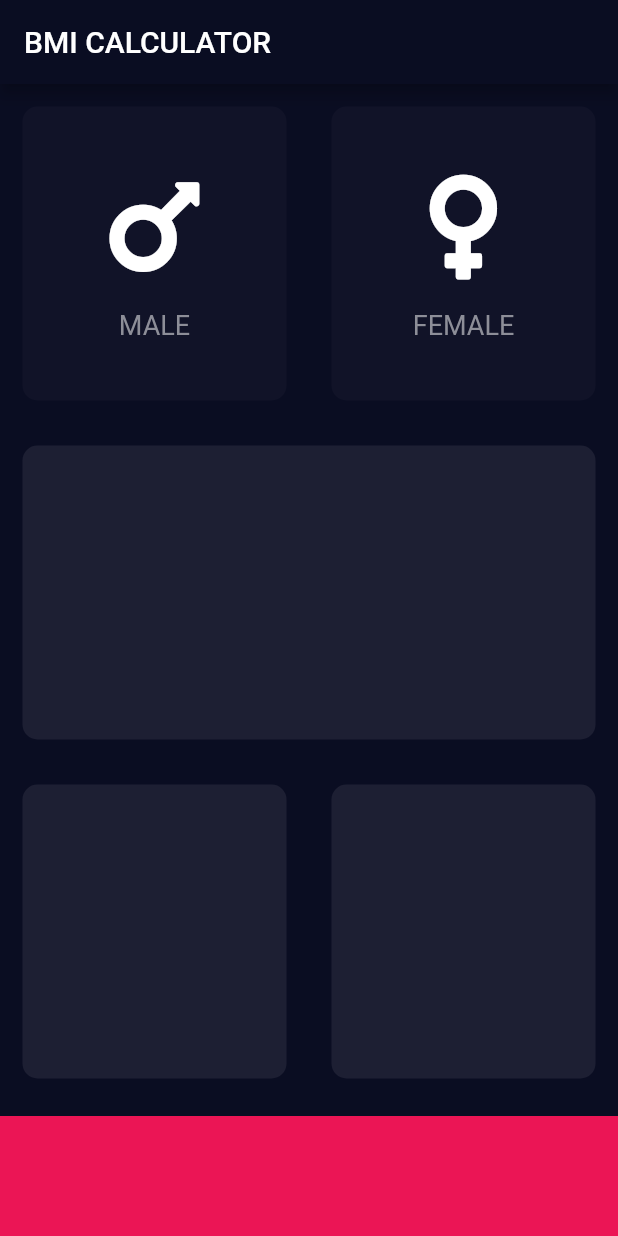
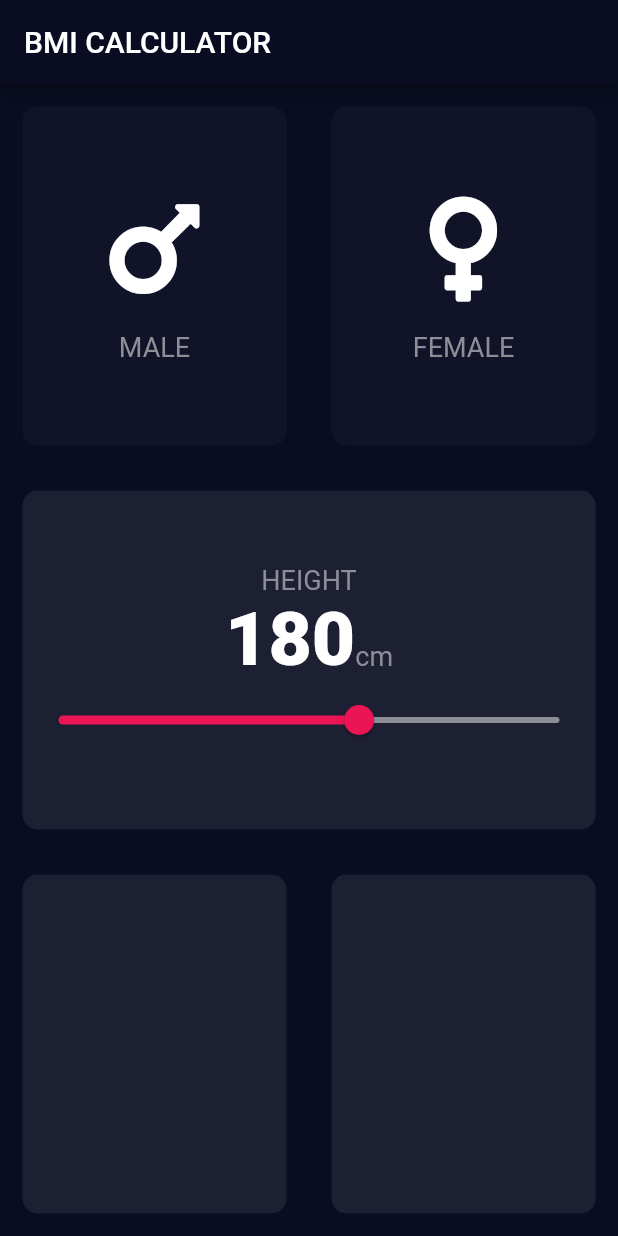
Before and after one commit to BrayanMamani/bmi_calculator, a Flutter app: the screen it shows after launch, on a phone screen of 412 x 824 dp. Run offline on Flutter 3.47's test engine with Material 2 defaults, Android fonts, the phone set to English and light mode, and no system bars; our stand-ins replace font_awesome_flutter.

```diff
--- a/lib/constants.dart
+++ b/lib/constants.dart
@@ -9,3 +9,8 @@ const kLabelTextStyle = TextStyle(
   fontSize: 18.0,
   color: Color(0xFF8D8E98),
 );
+
+const kNumberTextStyle = TextStyle(
+  fontSize: 50.0,
+  fontWeight: FontWeight.w900,
+);
--- a/lib/input_page.dart
+++ b/lib/input_page.dart
@@ -16,6 +16,7 @@ class InputPage extends StatefulWidget {
 
 class _InputPageState extends State<InputPage> {
   Gender selectedGender;
+  int height = 180;
 
   @override
   Widget build(BuildContext context) {
@@ -66,6 +67,42 @@ class _InputPageState extends State<InputPage> {
           Expanded(
             child: ReusableCard(
               colour: kActiveCardColour,
+              cardChild: Column(
+                mainAxisAlignment: MainAxisAlignment.center,
+                children: <Widget>[
+                  Text(
+                    'HEIGHT',
+                    style: kLabelTextStyle,
+                  ),
+                  Row(
+                    mainAxisAlignment: MainAxisAlignment.center,
+                    crossAxisAlignment: CrossAxisAlignment.baseline,
+                    textBaseline: TextBaseline.alphabetic,
+                    children: <Widget>[
+                      Text(
+                        height.toString(),
+                        style: kNumberTextStyle,
+                      ),
+                      Text(
+                        'cm',
+                        style: kLabelTextStyle,
+                      ),
+                    ],
+                  ),
+                  Slider(
+                    value: height.toDouble(),
+                    min: 120.0,
+                    max: 220.0,
+                    activeColor: Color(0xFFEB1555),
+                    inactiveColor: Color(0xFF8D8E98),
+                    onChanged: (double newValue) {
+                      setState(() {
+                        height = newValue.round();
+                      });
+                    },
+                  )
+                ],
+              ),
             ),
           ),
           Expanded(
@@ -84,11 +121,6 @@ class _InputPageState extends State<InputPage> {
               ],
             ),
           ),
-          Container(
-            color: kButtonContainerColour,
-            margin: EdgeInsets.only(top: 10.0),
-            height: kButtonContainerHeight,
-          ),
         ],
       ),
     );
```
